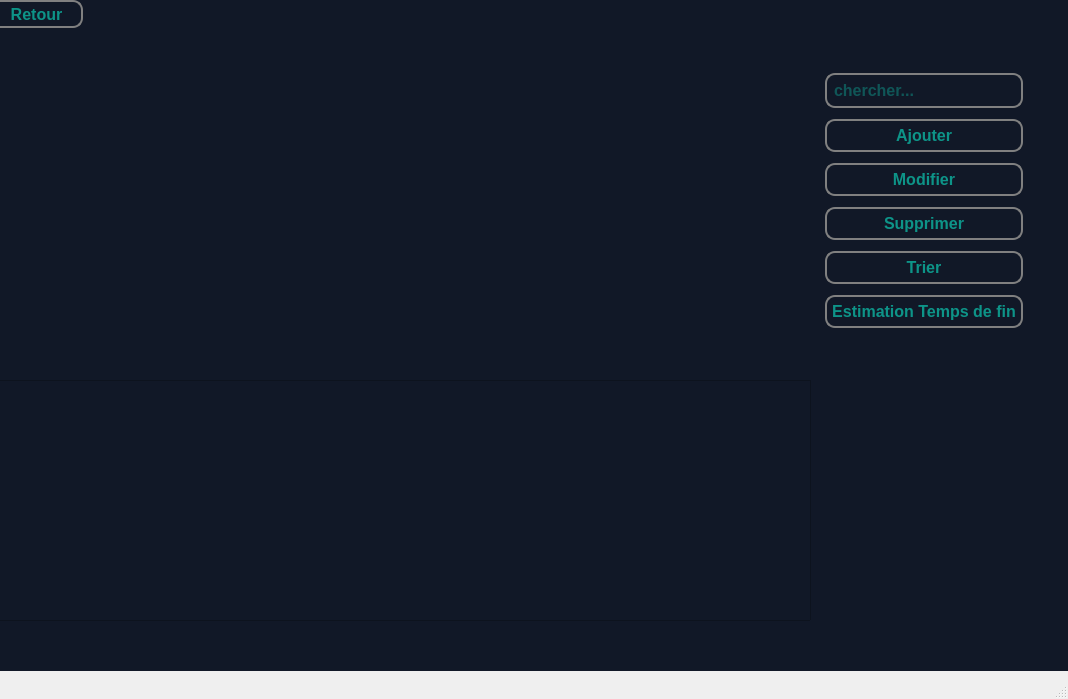
Before: the Qt Designer form mainwindow.ui in jmaimohamed/Smart_Contracting_And_Construction_Company_2A2, drawn with Qt 5.
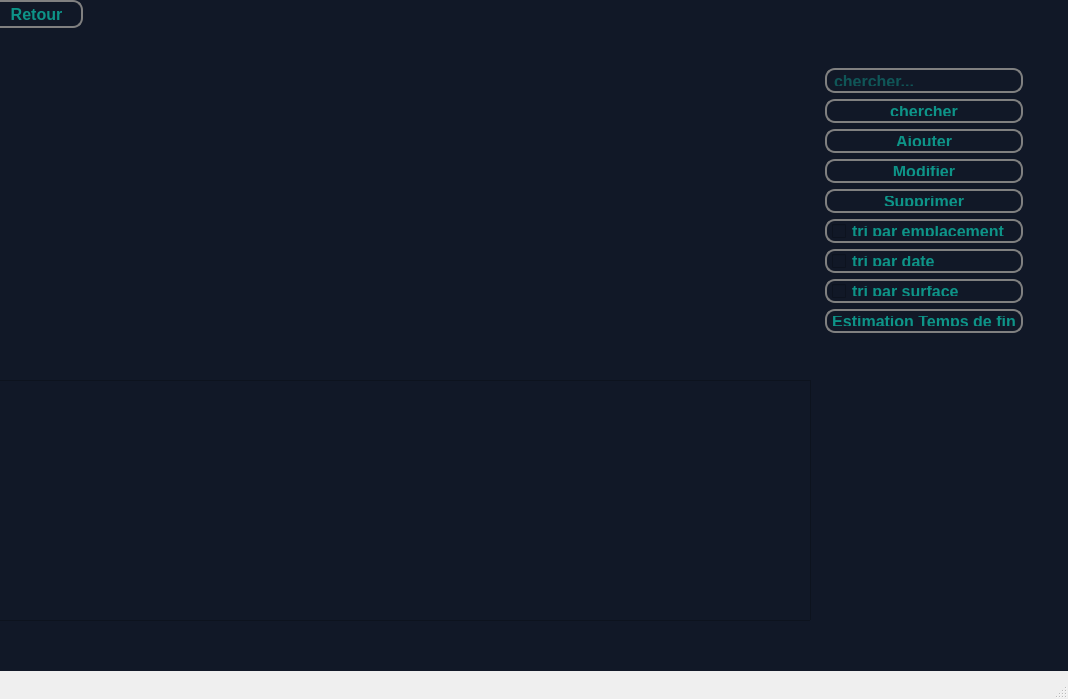
After: the same form once the commit is applied. The open tabs and pages were chosen to show the change. Icons and pictures are not drawn.

Patch:
```diff
--- a/mainwindow.ui
+++ b/mainwindow.ui
@@ -803,6 +803,22 @@
             </property>
            </widget>
           </item>
+          <item>
+           <widget class="QPushButton" name="chercher1">
+            <property name="styleSheet">
+             <string notr="true">border: 2px solid grey;
+padding: 5px;
+color: teal;
+border-radius: 10px;
+color: #0d9488;
+font-size: 16px;
+font-weight: bold;</string>
+            </property>
+            <property name="text">
+             <string>chercher</string>
+            </property>
+           </widget>
+          </item>
           <item>
            <widget class="QPushButton" name="ajouter_chantiers">
             <property name="styleSheet">
@@ -852,7 +868,7 @@
            </widget>
           </item>
           <item>
-           <widget class="QPushButton" name="trier_chantiers">
+           <widget class="QCheckBox" name="triem">
             <property name="styleSheet">
              <string notr="true">border: 2px solid grey;
 padding: 5px;
@@ -863,7 +879,39 @@
 font-weight: bold;</string>
             </property>
             <property name="text">
-             <string>Trier</string>
+             <string>tri par emplacement</string>
+            </property>
+           </widget>
+          </item>
+          <item>
+           <widget class="QCheckBox" name="trida">
+            <property name="styleSheet">
+             <string notr="true">border: 2px solid grey;
+padding: 5px;
+color: teal;
+border-radius: 10px;
+color: #0d9488;
+font-size: 16px;
+font-weight: bold;</string>
+            </property>
+            <property name="text">
+             <string>tri par date</string>
+            </property>
+           </widget>
+          </item>
+          <item>
+           <widget class="QCheckBox" name="trisur">
+            <property name="styleSheet">
+             <string notr="true">border: 2px solid grey;
+padding: 5px;
+color: teal;
+border-radius: 10px;
+color: #0d9488;
+font-size: 16px;
+font-weight: bold;</string>
+            </property>
+            <property name="text">
+             <string>tri par surface</string>
             </property>
            </widget>
           </item>
```
Left out of the diff: 29 changed lines with no effect on the pictures.
